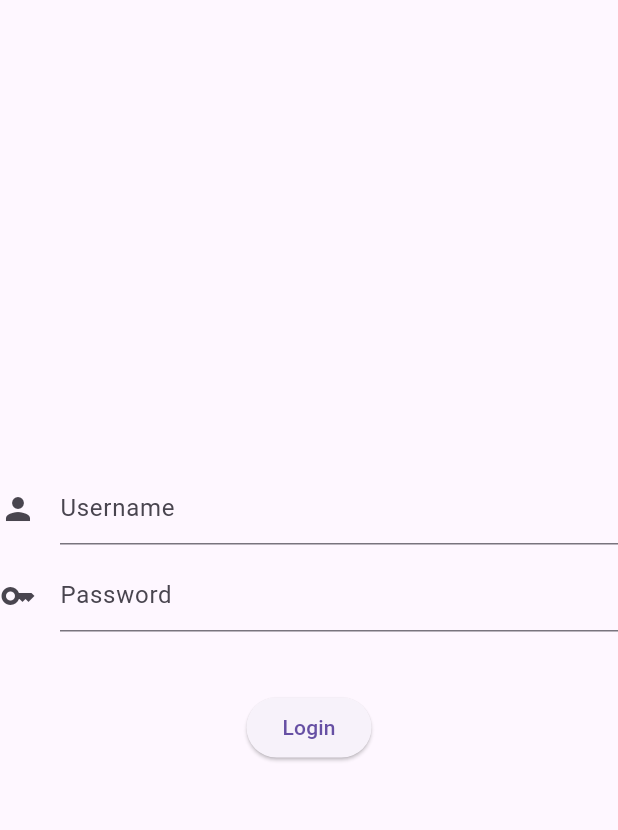
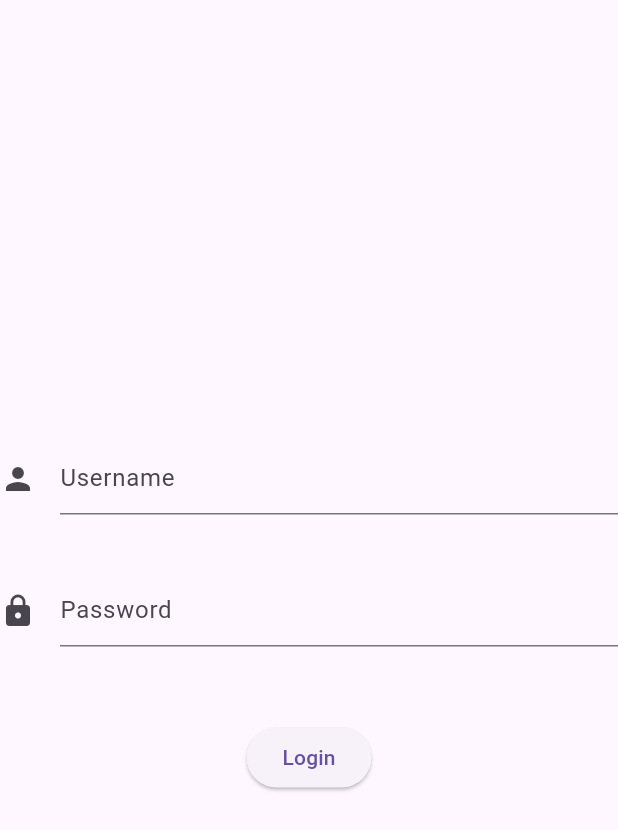
Before and after one commit to Aid-Code/DAP-2024, a Flutter app: the screen it shows after launch, after a tap on "Login", on a phone screen of 412 x 824 dp. Shown: the top 830 px of the screen. Run offline on Flutter 3.47's test engine with Material 3 defaults, Android fonts, the phone set to English and light mode, and no system bars; our stand-ins replace go_router.

Commit message:
Login funciona! Router tmb, todo todito todote

```diff
--- a/App Login/ejemplo_flutter_app/lib/core/app_router.dart
+++ b/App Login/ejemplo_flutter_app/lib/core/app_router.dart
@@ -16,8 +16,8 @@ final appRouter = GoRouter
     GoRoute
     (
       name: HomeScreen.name,
-      path: '/',
-      builder:(context, state) => HomeScreen(),
+      path: '/home',
+      builder:(context, state) => HomeScreen( userName: state.extra as String,),
     ),
   ]
 );
--- a/App Login/ejemplo_flutter_app/lib/screens/login_screen.dart
+++ b/App Login/ejemplo_flutter_app/lib/screens/login_screen.dart
@@ -1,10 +1,11 @@
-import 'package:ejemplo_flutter_app/core/app_router.dart';
+import 'package:ejemplo_flutter_app/screens/home_screen.dart';
 import 'package:flutter/material.dart';
 import 'package:go_router/go_router.dart';
 
+// ignore: must_be_immutable
 class LoginScreen extends StatelessWidget
 {
-
+  static const name = 'LoginScreen';
   LoginScreen({super.key});
 
   TextEditingController userController = TextEditingController();
@@ -29,13 +30,14 @@ class LoginScreen extends StatelessWidget
               controller: userController,
               decoration: const InputDecoration(hintText: 'Username', icon: Icon(Icons.person)),
             ),
-            const SizedBox(height: 10,),
+            const SizedBox(height: 40,),
             TextField
             (
               controller: passController,
-              decoration: const InputDecoration(hintText: 'Password', icon: Icon(Icons.key)),
+              decoration: const InputDecoration(hintText: 'Password', icon: Icon(Icons.lock),),
+              obscureText: true,
             ),
-            const SizedBox(height: 40,),
+            const SizedBox(height: 50,),
             ElevatedButton
             (
               onPressed: ()
@@ -45,7 +47,7 @@ class LoginScreen extends StatelessWidget
 
                 if(inputUser == user && inputPass == pass)
                 {
-                  appRouter.push('/home');
+                  context.pushNamed(HomeScreen.name, extra: userController.text);
                 }
                 else if(userController.text != user || passController.text != pass)
                 {
```
Also changed, not shown: App Login/ejemplo_flutter_app/lib/screens/home_screen.dart (+7 -7 lines).
